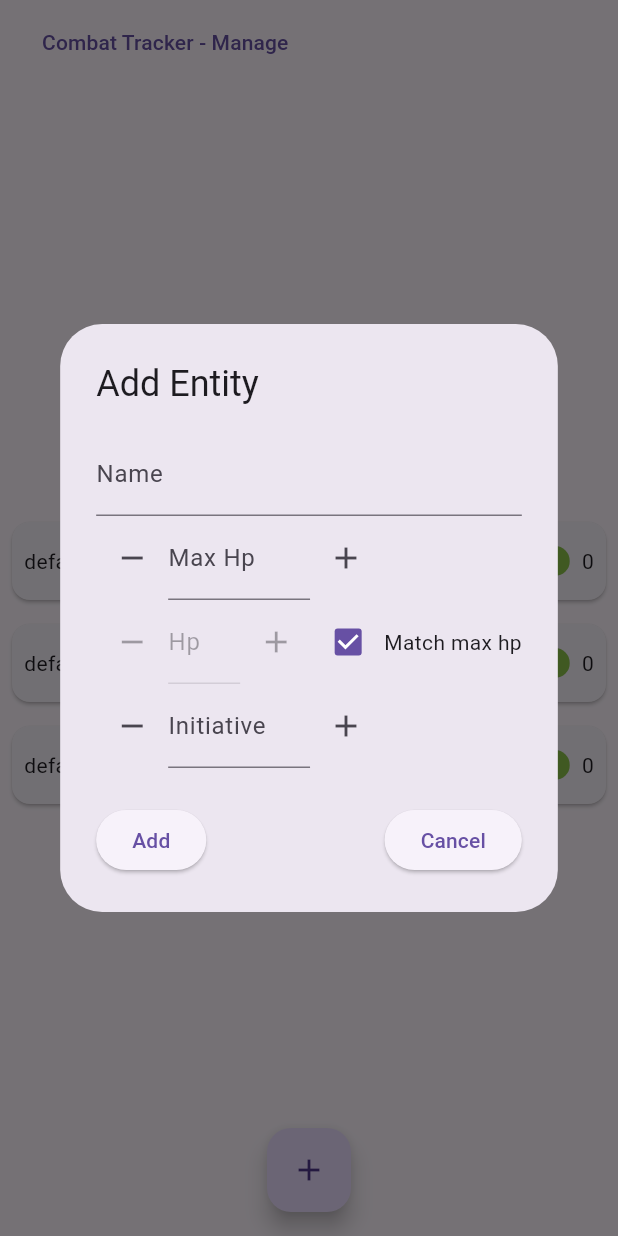
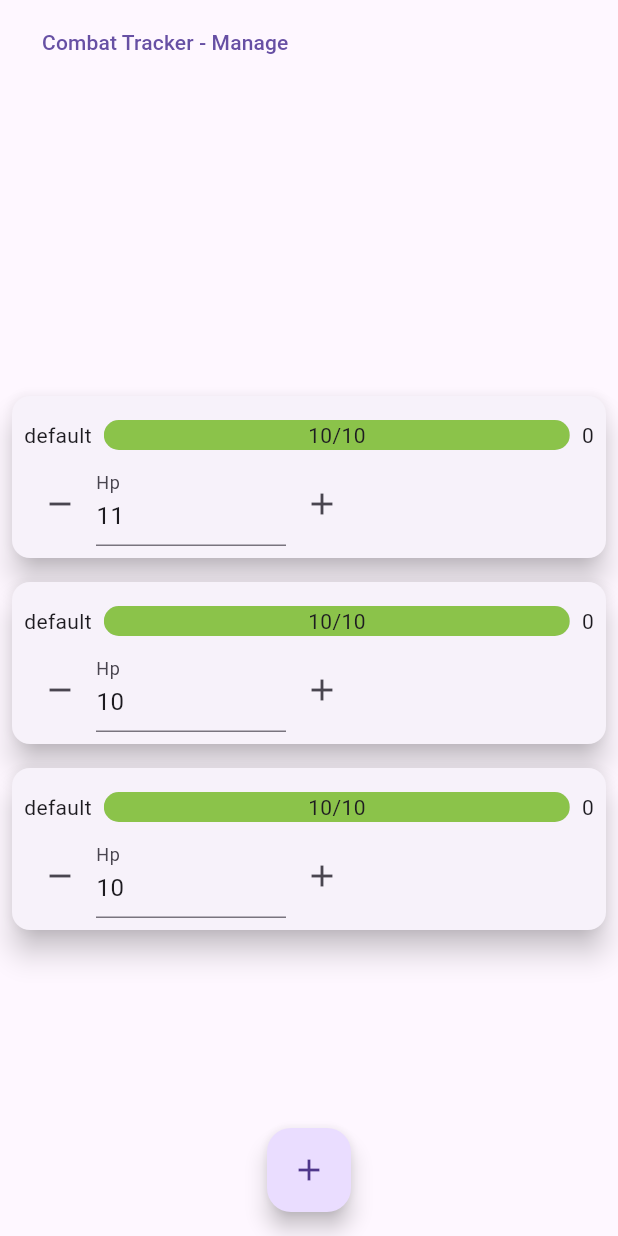
Before and after one commit to Danonovsky/Combat-Tracker, a Flutter app: the ManagePage screen opened by its route, after a tap on the "add" icon, on a phone screen of 412 x 824 dp. Run offline on Flutter 3.47's test engine with Material 2 defaults, Android fonts, the light colour scheme and no system bars.

Commit message:
Introduced flexible number input

```diff
--- a/lib/components/entity/entity_admin_view.dart
+++ b/lib/components/entity/entity_admin_view.dart
@@ -1,4 +1,6 @@
 import 'package:combat_tracker/components/entity/entity.dart';
+import 'package:combat_tracker/shared/widgets/flexible_input_number.dart';
+import 'package:combat_tracker/shared/widgets/input_number.dart';
 import 'package:flutter/material.dart';
 
 class EntityAdminView extends StatefulWidget {
@@ -11,14 +13,19 @@ class EntityAdminView extends StatefulWidget {
 
 class _EntityAdminViewState extends State<EntityAdminView> {
   late final Entity _entity = widget.entity;
+  late final TextEditingController _hpController = TextEditingController(
+    text: _entity.hp.toString(),
+  );
   @override
   Widget build(BuildContext context) {
     return Card(
-      elevation: 1.0,
+      elevation: 8.0,
       margin: const EdgeInsets.all(8.0),
       child: Padding(
         padding: const EdgeInsets.all(8.0),
-        child: Row(
+        child: Column(
+          children: [
+            Row(
               mainAxisAlignment: MainAxisAlignment.spaceBetween,
               children: [
                 Text(_entity.name),
@@ -48,6 +55,13 @@ class _EntityAdminViewState extends State<EntityAdminView> {
                 Text('${_entity.initiative}'),
               ],
             ),
+            Row(
+              children: [
+                FlexibleInputNumber(controller: _hpController, name: 'Hp'),
+              ],
+            ),
+          ],
+        ),
       ),
     );
   }
--- a/lib/pages/manage/add_entity_dialog.dart
+++ b/lib/pages/manage/add_entity_dialog.dart
@@ -1,5 +1,6 @@
 import 'package:combat_tracker/components/entity/entity.dart';
 import 'package:combat_tracker/shared/utils.dart';
+import 'package:combat_tracker/shared/widgets/flexible_input_number.dart';
 import 'package:combat_tracker/shared/widgets/input_number.dart';
 import 'package:flutter/material.dart';
 
@@ -52,12 +53,10 @@ class _AddEntityDialogState extends State<AddEntityDialog> {
           InputNumber(controller: maxHpController, name: 'Max Hp'),
           Row(
             children: [
-              Flexible(
-                child: InputNumber(
-                  controller: _matchHp ? maxHpController : hpController,
-                  name: 'Hp',
-                  active: !_matchHp,
-                ),
+              FlexibleInputNumber(
+                controller: _matchHp ? maxHpController : hpController,
+                name: 'Hp',
+                active: !_matchHp,
               ),
               Checkbox(value: _matchHp, onChanged: _switchMatchHp),
               const Text('Match max hp'),
--- /dev/null
+++ b/lib/shared/widgets/flexible_input_number.dart
@@ -0,0 +1,61 @@
+import 'package:combat_tracker/shared/utils.dart';
+import 'package:flutter/material.dart';
+
+class FlexibleInputNumber extends StatefulWidget {
+  final TextEditingController controller;
+  final String name;
+  final bool active;
+
+  const FlexibleInputNumber({
+    super.key,
+    required this.controller,
+    required this.name,
+    this.active = true,
+  });
+
+  @override
+  State<FlexibleInputNumber> createState() => _FlexibleInputNumberState();
+}
+
+class _FlexibleInputNumberState extends State<FlexibleInputNumber> {
+  TextEditingController get _controller => widget.controller;
+  String get _name => widget.name;
+  bool get _active => widget.active;
+
+  void _decrease() {
+    var value = _controller.text == '' ? 0 : int.parse(_controller.text);
+    value--;
+    _controller.text = value.toString();
+  }
+
+  void _increase() {
+    var value = _controller.text == '' ? 0 : int.parse(_controller.text);
+    value++;
+    _controller.text = value.toString();
+  }
+
+  @override
+  Widget build(BuildContext context) {
+    return Flexible(
+      child: Row(
+        children: [
+          Flexible(
+            child: IconButton(
+              onPressed: _active ? _decrease : null,
+              icon: const Icon(Icons.remove),
+            ),
+          ),
+          Flexible(
+            child: numericField(_controller, _name, _active),
+          ),
+          Flexible(
+            child: IconButton(
+              onPressed: _active ? _increase : null,
+              icon: const Icon(Icons.add),
+            ),
+          ),
+        ],
+      ),
+    );
+  }
+}
```
Lines whose indentation alone changed are shown as unchanged.
